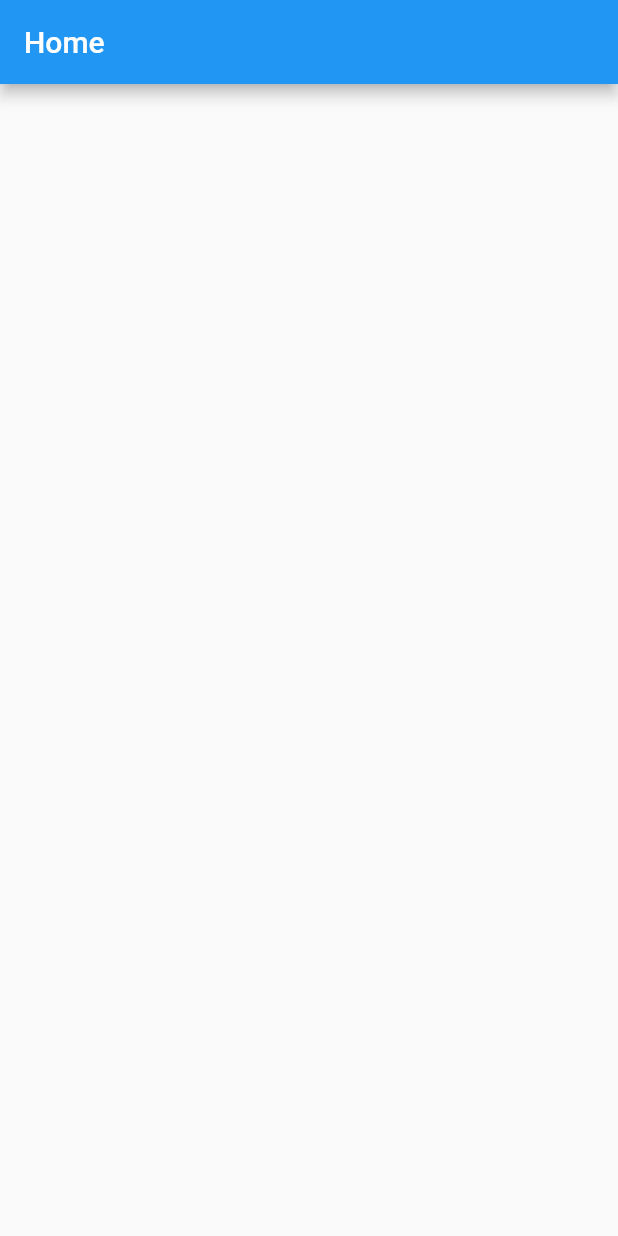
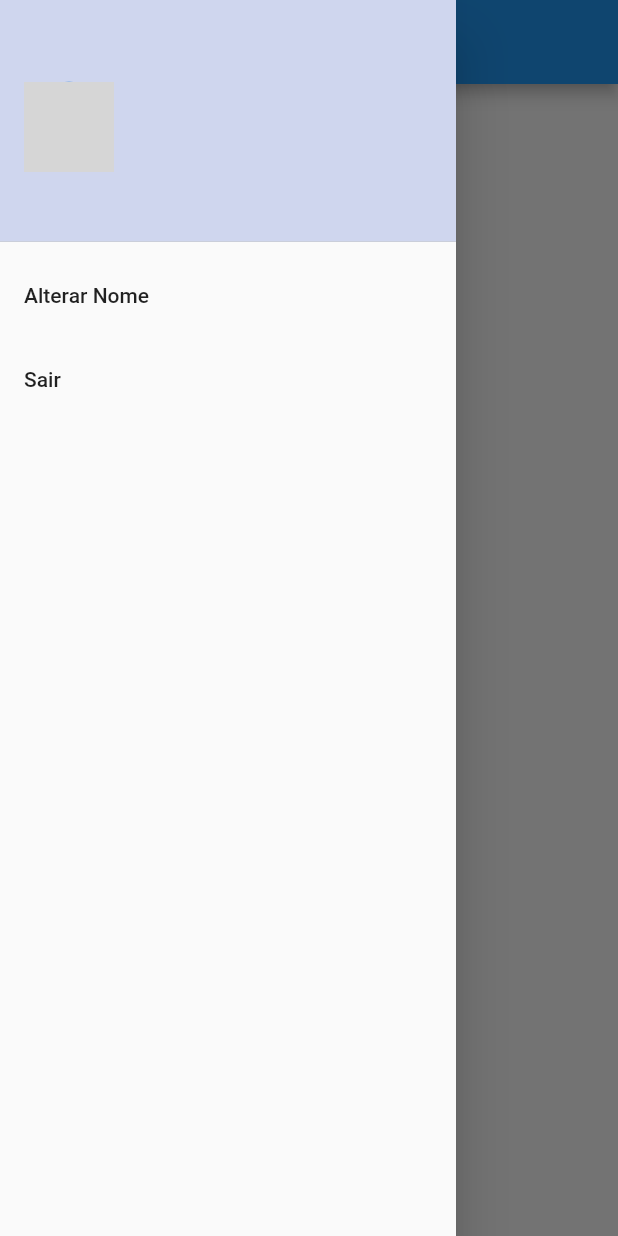
Before and after one commit to jcscesar/todolist, a Flutter app: the screen it shows once a user with an empty profile is signed in, with the side drawer open (before the commit the screen has no drawer), on a phone screen of 412 x 824 dp. Run offline on Flutter 3.47's test engine with Material 2 defaults, Android fonts, the phone set to English and light mode, and no system bars; our stand-ins replace firebase_auth, firebase_core, flutter_signin_button, google_fonts, google_sign_in, sqflite and 2 more; missing offline and left inert: flutter_overlay_loader, validatorless; accounts and stored records are empty; network calls fail; Roboto replaces fonts that are missing (Mandali); grey boxes are pictures that could not be loaded.

Commit message:
feat: ensure create drawer

```diff
--- a/lib/app/modules/home/home_page.dart
+++ b/lib/app/modules/home/home_page.dart
@@ -1,4 +1,5 @@
 import 'package:flutter/material.dart';
+import 'package:todolist/app/modules/home/widget/home_drawer.dart';
 
 class HomePage extends StatelessWidget {
   const HomePage({Key? key}) : super(key: key);
@@ -10,6 +11,7 @@ class HomePage extends StatelessWidget {
         title: const Text('Home '),
       ),
       body: Container(),
+      drawer: HomeDrawer(),
     );
   }
 }
--- /dev/null
+++ b/lib/app/modules/home/widget/home_drawer.dart
@@ -0,0 +1,102 @@
+import 'package:flutter/material.dart';
+import 'package:flutter_overlay_loader/flutter_overlay_loader.dart';
+import 'package:provider/provider.dart';
+import 'package:todolist/app/core/auth/auth_provider.dart';
+import 'package:todolist/app/core/messages/messages.dart';
+import 'package:todolist/app/core/ui/theme_extensions.dart';
+import 'package:todolist/app/services/user/user_service.dart';
+
+class HomeDrawer extends StatelessWidget {
+  final nameVN = ValueNotifier<String>('');
+
+  HomeDrawer({Key? key}) : super(key: key);
+
+  @override
+  Widget build(BuildContext context) {
+    final navigatorPop = Navigator.of(context);
+
+    return Drawer(
+      child: ListView(
+        children: [
+          DrawerHeader(
+            decoration: BoxDecoration(
+              color: context.primaryColor.withAlpha(70),
+            ),
+            child: Row(
+              children: [
+                Selector<AuthProvider, String>(
+                    selector: (context, authProvider) {
+                  return authProvider.user?.photoURL ??
+                      'https://www.google.com/url?sa=i&url=https%3A%2F%2Fwww.flaticon.com%2Fbr%2Ficone-gratis%2Flista_181627&psig=AOvVaw19CkcF3CuEzHv469qYRZWl&ust=1699041596463000&source=images&cd=vfe&opi=89978449&ved=2ahUKEwjl8eWnjaaCAxW7rZUCHRI1COYQr4kDegQIARBK';
+                }, builder: (_, value, __) {
+                  return CircleAvatar(
+                    backgroundImage: NetworkImage(value),
+                    radius: 30,
+                  );
+                }),
+                Expanded(
+                  child: Padding(
+                    padding: const EdgeInsets.all(8.0),
+                    child: Selector<AuthProvider, String>(
+                        selector: (context, authProvider) {
+                      return authProvider.user?.displayName ?? 'Não informado';
+                    }, builder: (_, value, __) {
+                      return Text(
+                        value,
+                        style: context.textTheme.titleLarge,
+                      );
+                    }),
+                  ),
+                ),
+              ],
+            ),
+          ),
+          ListTile(
+            onTap: () {
+              showDialog(
+                  context: context,
+                  builder: (_) {
+                    return AlertDialog(
+                      title: const Text('Alterar nome'),
+                      content: TextField(
+                        onChanged: (value) => nameVN.value = value,
+                      ),
+                      actions: [
+                        TextButton(
+                          onPressed: () => navigatorPop.pop(),
+                          child: const Text(
+                            "Cancelar",
+                            style: TextStyle(color: Colors.red),
+                          ),
+                        ),
+                        TextButton(
+                            onPressed: () async {
+                              final nameValue = nameVN.value;
+                              if (nameValue.isEmpty) {
+                                Messages.of(context)
+                                    .showError('Nome obrigátorio');
+                              } else {
+                                Loader.show(context);
+                                await context
+                                    .read<UserService>()
+                                    .updateDisplayName(nameValue);
+                                Loader.hide();
+                                navigatorPop.pop();
+                              }
+                            },
+                            child: const Text("Alterar")),
+                      ],
+                    );
+                  });
+            },
+            title: const Text('Alterar Nome'),
+          ),
+          ListTile(
+            onTap: () => context.read<AuthProvider>().logout(),
+            title: const Text('Sair'),
+          ),
+        ],
+      ),
+    );
+  }
+}
--- a/lib/app/repositories/user/user_repository.dart
+++ b/lib/app/repositories/user/user_repository.dart
@@ -6,4 +6,5 @@ abstract class UserRepository {
   Future<void> forgotPassword(String email);
   Future<User?> googleLogin();
   Future<void> logout();
+  Future<void> updateDisplayName(String name);
 }
--- a/lib/app/services/user/user_service.dart
+++ b/lib/app/services/user/user_service.dart
@@ -6,4 +6,5 @@ abstract class UserService {
   Future<void> forgotPassword(String email);
   Future<User?> googleLogin();
   Future<void> logout();
+  Future<void> updateDisplayName(String name);
 }
--- a/lib/app/services/user/user_service_impl.dart
+++ b/lib/app/services/user/user_service_impl.dart
@@ -31,4 +31,8 @@ class UserServiceImpl implements UserService {
 
   @override
   Future<void> logout() => _userRepository.logout();
+
+  @override
+  Future<void> updateDisplayName(String name) =>
+      _userRepository.updateDisplayName(name);
 }
```
Also changed, not shown: lib/app/repositories/user/user_repository_impl.dart (+9 -0 lines), 1 other file.
